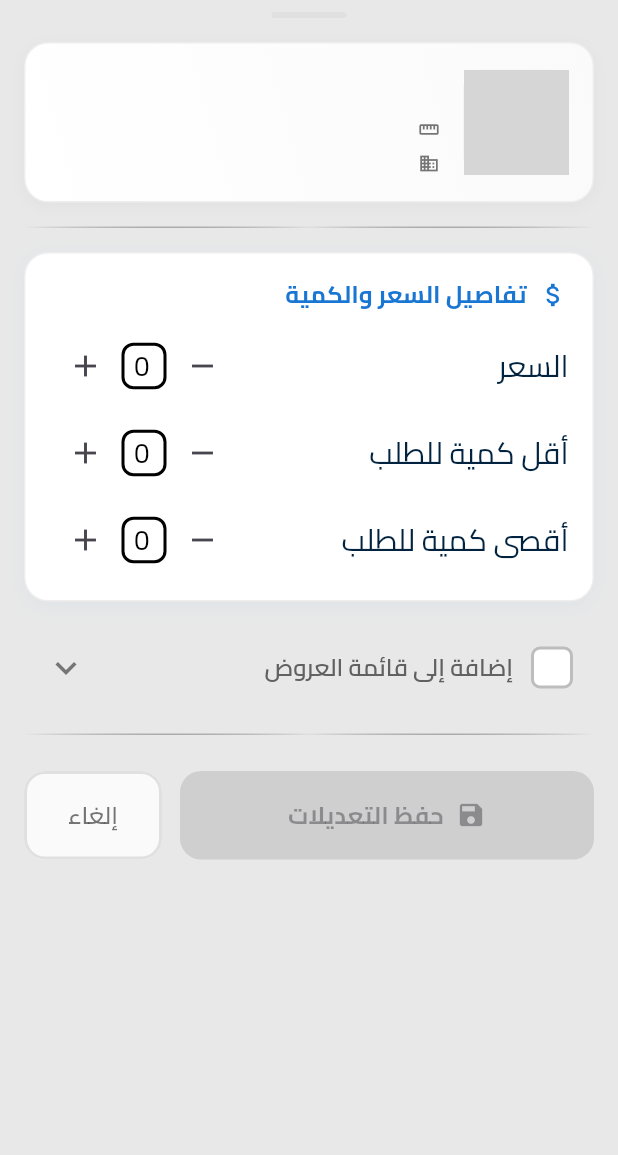
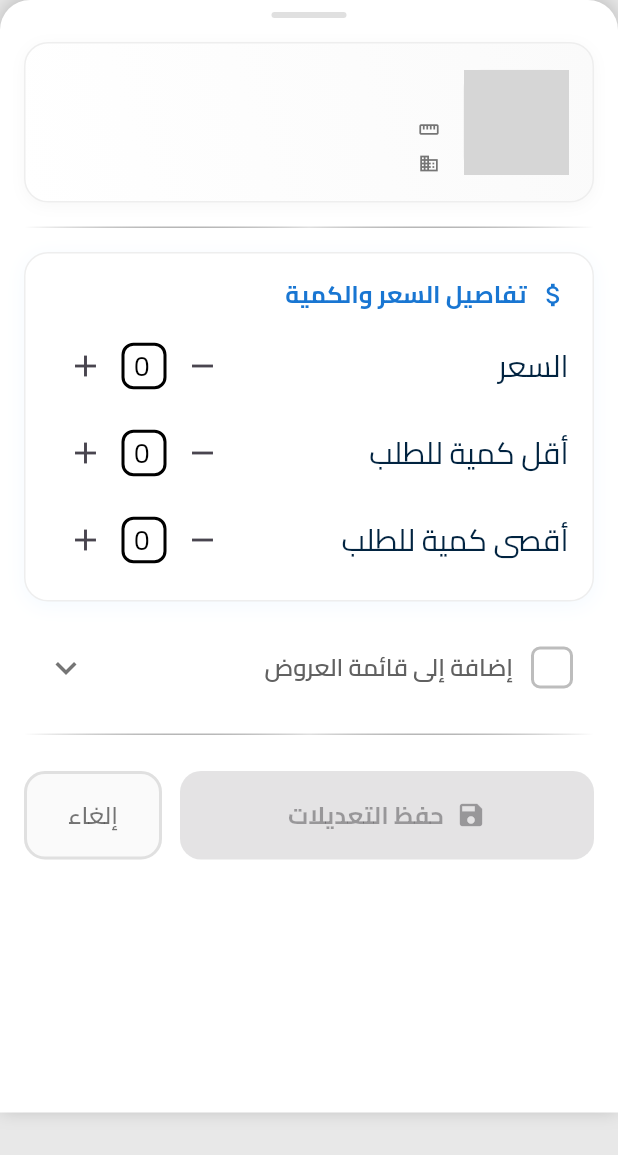
Before and after one commit to planck-74/goods_suppliers, a Flutter app: the SheetAvailable widget shown alone on an empty page, opened directly with empty values, on a phone screen of 412 x 824 dp. Shown: the top 1155 px of the screen. Run offline on Flutter 3.47's test engine with Material 3 defaults, Android fonts, the light colour scheme and no system bars; our stand-ins replace animated_splash_screen, animated_text_kit, awesome_snackbar_content, bloc, cached_network_image, cloud_firestore and 16 more; accounts and stored records are empty; network calls fail; project files that could hold a hidden picture were left out; grey boxes are pictures that could not be loaded.

Commit message:
FIX_some bugs related to the last edits

```diff
--- a/lib/presentation/cards/card_available.dart
+++ b/lib/presentation/cards/card_available.dart
@@ -289,7 +289,7 @@
             if (widget.product!.containsKey('isOnSale') &&
                 widget.product?['isOnSale'] == true)
               Positioned(
-                left: 0,
+                right: 0,
                 top: 0,
                 child: Opacity(
                   opacity: 0.8,
@@ -306,7 +306,7 @@
                         end: Alignment.bottomRight,
                       ),
                       borderRadius: const BorderRadius.only(
-                        bottomRight: Radius.circular(16), // زود الانحناءة
+                        bottomLeft: Radius.circular(16), // زود الانحناءة
                       ),
                       boxShadow: [
                         BoxShadow(
@@ -317,7 +317,7 @@
                       ],
                     ),
                     child: const Text(
-                      'في العرض',
+                      'عرض',
                       style: TextStyle(
                         color: whiteColor,
                         fontSize: 12,
--- a/lib/presentation/sheets/sheet_available.dart
+++ b/lib/presentation/sheets/sheet_available.dart
@@ -29,13 +29,8 @@
   bool _isFormValid = false;
   DateTime? selectedDate;
 
-  // Animation controllers
-  late AnimationController _slideController;
-  late AnimationController _fadeController;
+  late Animation<double> _shakeAnimation;
   late AnimationController _shakeController;
-  late Animation<Offset> _slideAnimation;
-  late Animation<double> _fadeAnimation;
-  late Animation<double> _shakeAnimation;
 
   // Form key for validation
   final GlobalKey<FormState> _formKey = GlobalKey<FormState>();
@@ -63,34 +58,10 @@
   }
 
   void _initializeAnimations() {
-    _slideController = AnimationController(
-      duration: const Duration(milliseconds: 300),
-      vsync: this,
-    );
-    _fadeController = AnimationController(
-      duration: const Duration(milliseconds: 200),
-      vsync: this,
-    );
     _shakeController = AnimationController(
       duration: const Duration(milliseconds: 500),
       vsync: this,
     );
-
-    _slideAnimation = Tween<Offset>(
-      begin: const Offset(0, 1),
-      end: Offset.zero,
-    ).animate(CurvedAnimation(
-      parent: _slideController,
-      curve: Curves.easeOutCubic,
-    ));
-
-    _fadeAnimation = Tween<double>(
-      begin: 0.0,
-      end: 1.0,
-    ).animate(CurvedAnimation(
-      parent: _fadeController,
-      curve: Curves.easeIn,
-    ));
 
     _shakeAnimation = Tween<double>(
       begin: 0.0,
@@ -99,9 +70,6 @@
       parent: _shakeController,
       curve: Curves.elasticIn,
     ));
-
-    _slideController.forward();
-    _fadeController.forward();
   }
 
   void _initializeTextControllers() {
@@ -118,8 +86,7 @@
       text: widget.product['offerPrice']?.toString() ?? '',
     );
     maxQuantityControllerOffer = TextEditingController(
-      text: widget.product['maxOrderQuantityForOffer']?.toString() ?? '10',
-    );
+        text: widget.product['maxOrderQuantityForOffer']?.toString() ?? '');
   }
 
   void _addListeners() {
@@ -146,7 +113,6 @@
 
     if (offerPrice != null && mainPrice != null && offerPrice >= mainPrice) {
       _showTopWarning('سعر العرض يجب أن يكون أقل من السعر الأساسي');
-      _triggerShake();
 
       // Auto-correct to be slightly less than main price
       Future.delayed(const Duration(milliseconds: 100), () {
@@ -171,7 +137,6 @@
     if (offerMaxQty != null && mainMaxQty != null && offerMaxQty > mainMaxQty) {
       _showTopWarning(
           'الحد الأقصى لكمية العرض يجب أن لا يتجاوز الحد الأقصى للكمية الأساسية');
-      _triggerShake();
 
       // Auto-correct to match main max quantity
       Future.delayed(const Duration(milliseconds: 100), () {
@@ -180,18 +145,6 @@
         }
       });
     }
-  }
-
-  void _triggerShake() {
-    _shakeController.reset();
-    _shakeAnimation = Tween<double>(
-      begin: 0.0,
-      end: 10.0,
-    ).animate(CurvedAnimation(
-      parent: _shakeController,
-      curve: Curves.elasticIn,
-    ));
-    _shakeController.forward();
   }
 
   void _validateForm() {
@@ -518,7 +471,7 @@
   Future<void> _handleSubmit() async {
     if (!_isFormValid) {
       _showValidationError('يرجى التأكد من صحة جميع البيانات المدخلة');
-      _triggerShake();
+
       return;
     }
 
@@ -602,7 +555,6 @@
 
       await Future.delayed(const Duration(milliseconds: 500));
       if (mounted) {
-        await _slideController.reverse();
         Navigator.pop(context);
       }
     } catch (e) {
@@ -613,9 +565,6 @@
 
   @override
   void dispose() {
-    _slideController.dispose();
-    _fadeController.dispose();
-    _shakeController.dispose();
     priceController.dispose();
     minQuantityController.dispose();
     maxQuantityController.dispose();
@@ -626,10 +575,26 @@
 
   @override
   Widget build(BuildContext context) {
-    return SlideTransition(
-      position: _slideAnimation,
-      child: FadeTransition(
-        opacity: _fadeAnimation,
+    return DraggableScrollableSheet(
+      initialChildSize: 0.9,
+      minChildSize: 0.5,
+      maxChildSize: 0.95,
+      expand: false,
+      snap: true,
+      snapSizes: const [0.5, 0.9],
+      builder: (context, scrollController) {
+        return Container(
+          decoration: BoxDecoration(
+            color: Colors.white,
+            borderRadius: const BorderRadius.vertical(top: Radius.circular(20)),
+            boxShadow: [
+              BoxShadow(
+                color: Colors.black.withOpacity(0.2),
+                blurRadius: 10,
+                offset: const Offset(0, -2),
+              ),
+            ],
+          ),
           child: Padding(
             padding: EdgeInsets.only(
               left: 16.0,
@@ -638,11 +603,11 @@
             ),
             child: Form(
               key: _formKey,
-            child: SingleChildScrollView(
-              physics: const BouncingScrollPhysics(),
-              child: Column(
-                crossAxisAlignment: CrossAxisAlignment.stretch,
-                mainAxisSize: MainAxisSize.min,
+              child: ListView(
+                // Changed from SingleChildScrollView
+                controller:
+                    scrollController, // CRITICAL: Use provided controller
+                physics: const ClampingScrollPhysics(),
                 children: [
                   _buildHeader(),
                   const SizedBox(height: 16),
@@ -670,8 +635,8 @@
               ),
             ),
           ),
-        ),
-      ),
+        );
+      },
     );
   }
 
@@ -988,30 +953,6 @@
             const SizedBox(height: 16),
             _buildOfferPriceSection(),
             const SizedBox(height: 12),
-            Container(
-              padding: const EdgeInsets.all(12),
-              decoration: BoxDecoration(
-                color: Colors.amber[50],
-                borderRadius: BorderRadius.circular(8),
-                border: Border.all(color: Colors.amber[200]!),
-              ),
-              child: Row(
-                children: [
-                  Icon(Icons.info_outline, color: Colors.amber[800], size: 20),
-                  const SizedBox(width: 8),
-                  Expanded(
-                    child: Text(
-                      'سعر العرض يجب أن يكون أقل من السعر الأساسي',
-                      style: TextStyle(
-                        color: Colors.amber[900],
-                        fontSize: 12,
-                        fontWeight: FontWeight.w500,
-                      ),
-                    ),
-                  ),
-                ],
-              ),
-            ),
           ],
         ),
       ),
@@ -1115,7 +1056,6 @@
                   ],
                 ),
                 const SizedBox(height: 4),
-
                 Counter(
                   controller: offerPriceController,
                   minLimit: 1,
@@ -1144,7 +1084,6 @@
                   ],
                 ),
                 const SizedBox(height: 4),
-
                 Counter(
                   controller: maxQuantityControllerOffer,
                   minLimit: 1,
@@ -1239,7 +1178,7 @@
             child: TextButton(
               onPressed: () async {
                 HapticFeedback.lightImpact();
-                await _slideController.reverse();
+
                 Navigator.pop(context);
               },
               style: TextButton.styleFrom(
--- a/lib/presentation/sheets/sheet_unavailable.dart
+++ b/lib/presentation/sheets/sheet_unavailable.dart
@@ -109,7 +109,7 @@
       text: widget.product['offerPrice']?.toString() ?? '0',
     );
     maxQuantityControllerOffer = TextEditingController(
-      text: widget.product['maxOrderQuantityForOffer']?.toString() ?? '10',
+      text: widget.product['maxOrderQuantityForOffer']?.toString() ?? '',
     );
   }
 
```
Also changed, not shown: lib/presentation/sheets/sheet_offer.dart (+6 -9 lines). Lines whose indentation alone changed are shown as unchanged.
